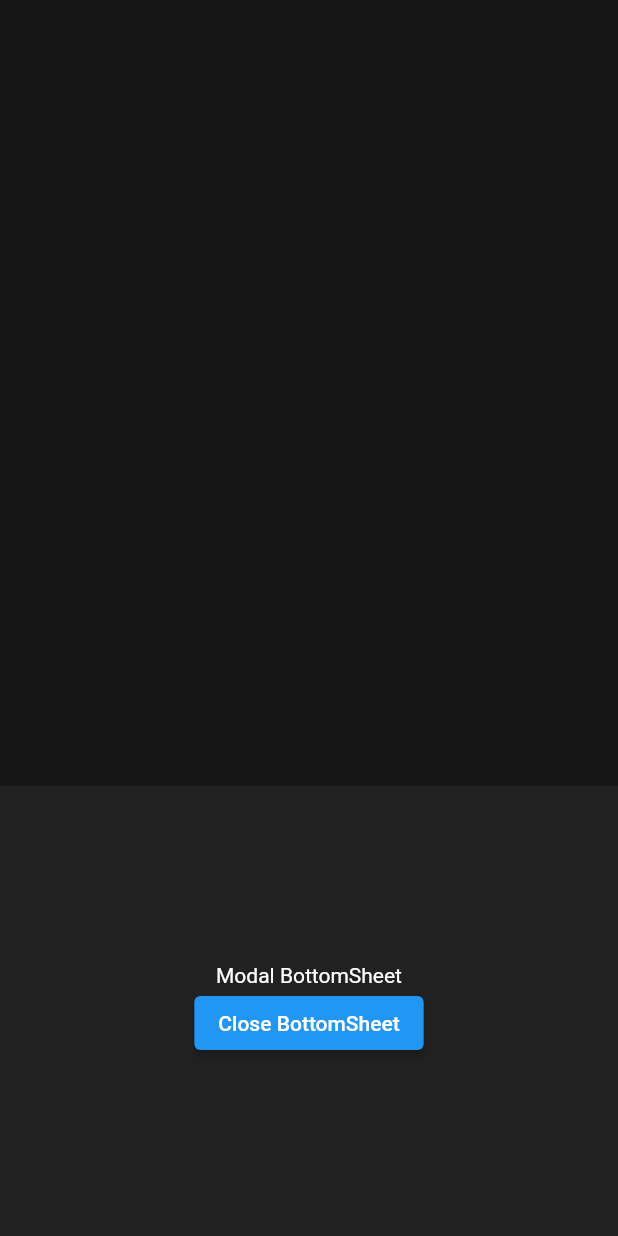
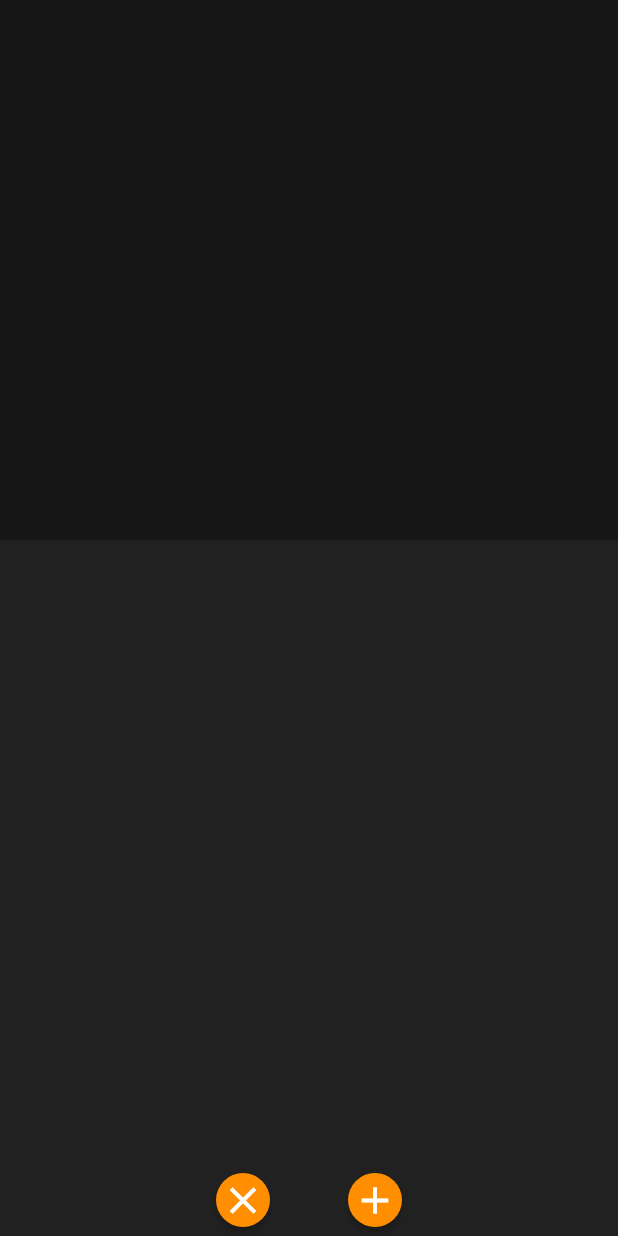
Before and after one commit to KuhakuPixel/Workout_Logger_App, a Flutter app: the ApplicationPage screen opened directly, after a tap on the "add" icon, on a phone screen of 412 x 824 dp. Run offline on Flutter 3.47's test engine with Material 2 defaults, Android fonts, the phone set to English and light mode, and no system bars.

Commit message:
added open button and close button

```diff
--- a/lib/ContentPages/page.dart
+++ b/lib/ContentPages/page.dart
@@ -9,23 +9,56 @@ class ApplicationPage extends StatelessWidget {
   void ShowModalBottomSheet(BuildContext context) {
     showModalBottomSheet<void>(
       context: context,
+      isScrollControlled: false,
       //takes in a function with taking in context as an argument and return a widget for the modar sheet
       builder: (BuildContext context) {
         return Container(
-          height: 300,
+          height: 600,
+          width: double.infinity,
           color: Colors.grey[900],
-          child: Center(
-            child: Column(
-              mainAxisAlignment: MainAxisAlignment.center,
-              mainAxisSize: MainAxisSize.min,
-              children: <Widget>[
-                const Text('Modal BottomSheet'),
-                ElevatedButton(
-                  child: const Text('Close BottomSheet'),
-                  onPressed: () => Navigator.pop(context),
-                )
-              ],
-            ),
+          child: Column(
+            mainAxisAlignment: MainAxisAlignment.end,
+            //mainAxisSize: MainAxisSize.min,
+            children: <Widget>[
+              //close and confirm button
+              Container(
+                child: Row(
+                  children: [
+                    //close button
+                    RawMaterialButton(
+                      onPressed: () {
+                        Navigator.pop(context);
+                      },
+                      elevation: 2.0,
+                      fillColor: Colors.amber[800],
+                      child: Icon(
+                        Icons.close,
+                        size: 30.0,
+                      ),
+                      //padding: EdgeInsets.all(15.0),
+                      shape: CircleBorder(),
+                    ),
+                     //confirm button button
+                    RawMaterialButton(
+                      onPressed: () {
+                        Navigator.pop(context);
+                        print("Submit input");
+                      },
+                      elevation: 2.0,
+                      fillColor: Colors.amber[800],
+                      child: Icon(
+                        Icons.add,
+                        size: 30.0,
+                      ),
+                     // padding: EdgeInsets.all(15.0),
+                      shape: CircleBorder(),
+                    ),
+                  ],
+                  mainAxisAlignment:MainAxisAlignment.center,
+                ),
+                alignment: Alignment.bottomCenter,
+              )
+            ],
           ),
         );
       },
```
Also changed, not shown: lib/ContentPages/InputSheetPage.dart (+55 -0 lines), lib/main.dart (+2 -9 lines), lib/temporary.dart (+43 -0 lines).
